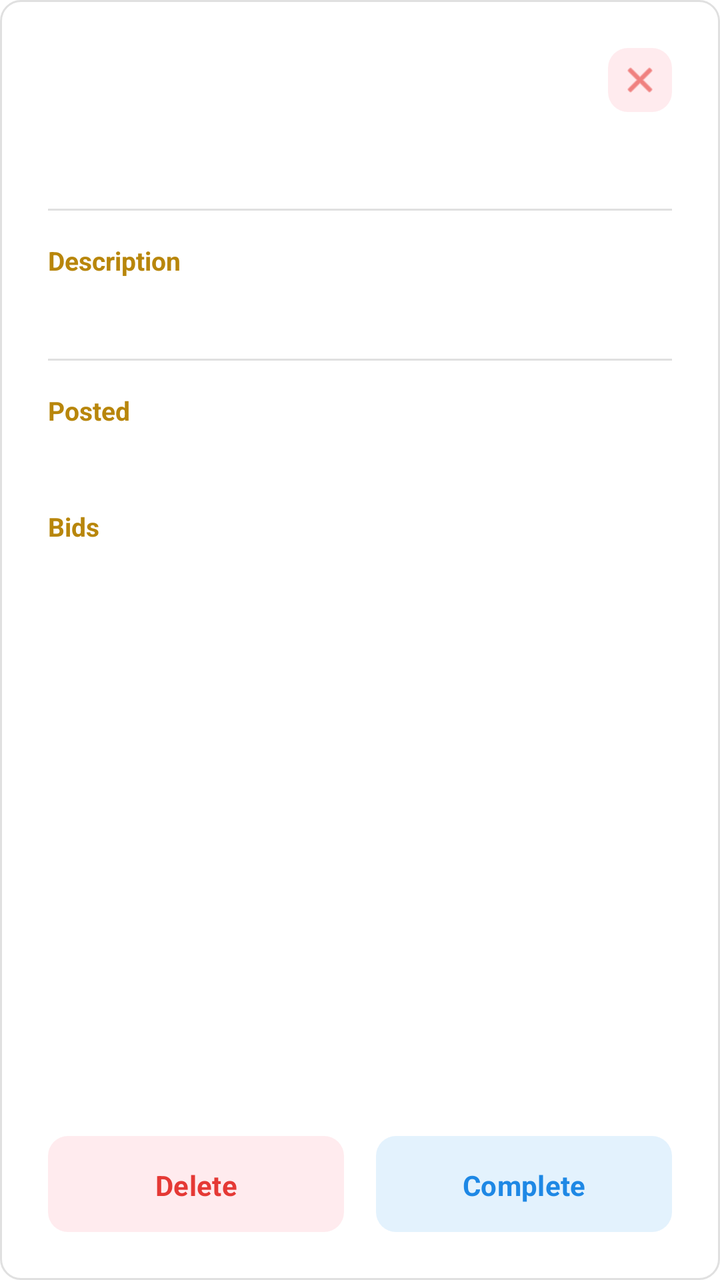
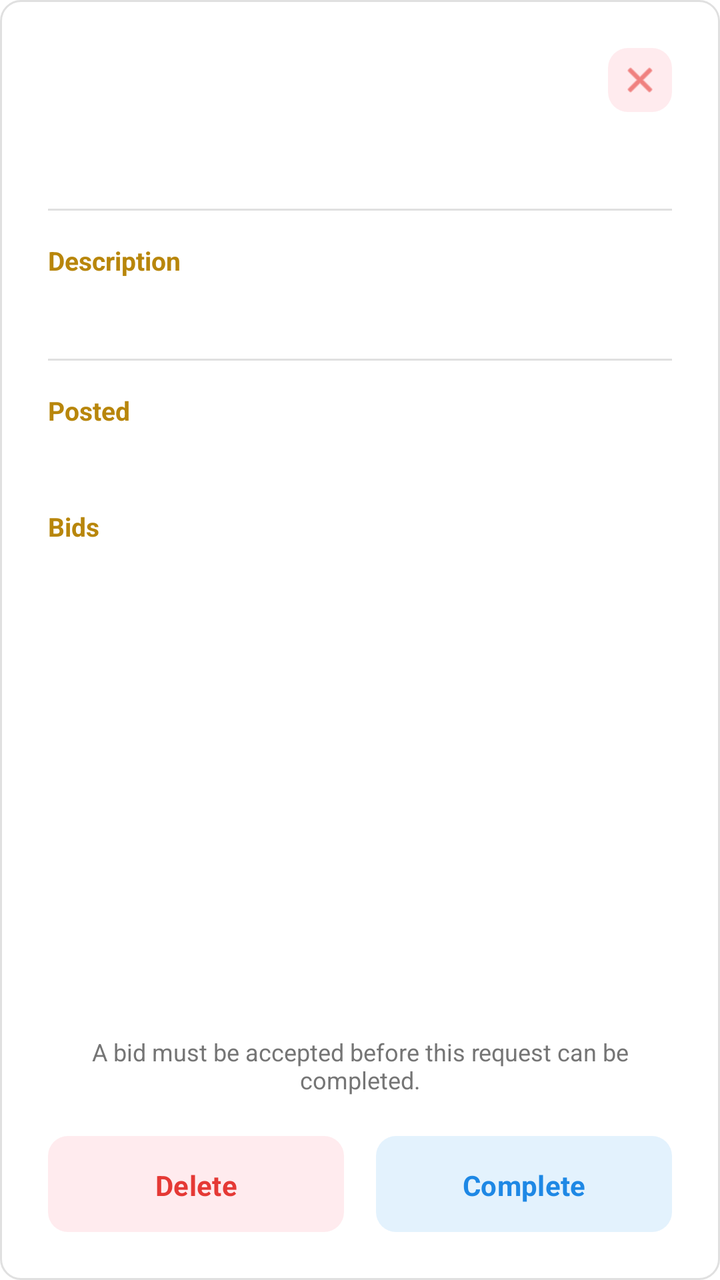

Screens rendered from an Android XML layout before and after an edit, with the pre-edit source and the edit as a unified diff.
<!-- AndroidManifest.xml: application theme Theme.G08 -->
<!-- res/layout/dialog_request_detail.xml -->
<?xml version="1.0" encoding="utf-8"?>
<LinearLayout xmlns:android="http://schemas.android.com/apk/res/android"
    xmlns:app="http://schemas.android.com/apk/res-auto"
    android:layout_width="match_parent"
    android:layout_height="match_parent"
    android:orientation="vertical"
    android:background="@drawable/edittext_bordered"
    android:padding="24dp">

    <ScrollView
        android:id="@+id/dialogScrollView"
        android:layout_width="match_parent"
        android:layout_height="0dp"
        android:layout_weight="1"
        android:fillViewport="false"
        android:overScrollMode="ifContentScrolls">

        <LinearLayout
            android:layout_width="match_parent"
            android:layout_height="wrap_content"
            android:orientation="vertical">

    
    <FrameLayout
        android:layout_width="match_parent"
        android:layout_height="wrap_content">

        <TextView
            android:id="@+id/dialogRequestTitle"
            android:layout_width="match_parent"
            android:layout_height="wrap_content"
            android:layout_marginEnd="40dp"
            android:layout_gravity="center_vertical"
            android:textColor="@color/main_netural_color"
            android:textSize="20sp"
            android:textStyle="bold" />

        <ImageButton
            android:id="@+id/dialogCloseIcon"
            android:layout_width="32dp"
            android:layout_height="32dp"
            android:layout_gravity="end|center_vertical"
            android:background="@drawable/bg_close_icon"
            android:contentDescription="@string/request_detail_close"
            android:scaleType="centerInside"
            android:padding="6dp"
            app:srcCompat="@android:drawable/ic_menu_close_clear_cancel"
            app:tint="@color/light_red_icon" />
    </FrameLayout>


    <LinearLayout
        android:layout_width="match_parent"
        android:layout_height="wrap_content"
        android:layout_marginTop="8dp"
        android:orientation="horizontal"
        android:gravity="center_vertical">

        <TextView
            android:id="@+id/dialogRequestStatus"
            android:layout_width="wrap_content"
            android:layout_height="wrap_content"
            android:paddingHorizontal="12dp"
            android:paddingVertical="4dp"
            android:textColor="@color/white"
            android:textSize="12sp"
            android:textStyle="bold" />

        <TextView
            android:id="@+id/dialogHighestBid"
            android:layout_width="wrap_content"
            android:layout_height="wrap_content"
            android:layout_marginStart="8dp"
            android:paddingHorizontal="12dp"
            android:paddingVertical="4dp"
            android:textColor="@color/white"
            android:textSize="12sp"
            android:textStyle="bold" />
    </LinearLayout>


    <View
        android:layout_width="match_parent"
        android:layout_height="1dp"
        android:layout_marginVertical="16dp"
        android:background="@color/input_border_light_grey" />


    <TextView
        android:layout_width="wrap_content"
        android:layout_height="wrap_content"
        android:text="@string/request_detail_label_description"
        android:textColor="@color/main_cust_color"
        android:textSize="13sp"
        android:textStyle="bold" />

    <TextView
        android:id="@+id/dialogRequestBody"
        android:layout_width="match_parent"
        android:layout_height="wrap_content"
        android:layout_marginTop="4dp"
        android:textColor="@color/main_netural_color"
        android:textSize="15sp"
        android:lineSpacingMultiplier="1.3" />

    <TextView
        android:id="@+id/dialogShowMoreButton"
        android:layout_width="wrap_content"
        android:layout_height="wrap_content"
        android:text="Show more"
        android:textSize="13sp"
        android:textStyle="bold"
        android:textColor="@color/main_cust_color"
        android:layout_marginTop="1dp"
        android:visibility="gone" />


    <View
        android:layout_width="match_parent"
        android:layout_height="1dp"
        android:layout_marginVertical="16dp"
        android:background="@color/input_border_light_grey" />


    <TextView
        android:layout_width="wrap_content"
        android:layout_height="wrap_content"
        android:text="@string/request_detail_label_posted"
        android:textColor="@color/main_cust_color"
        android:textSize="13sp"
        android:textStyle="bold" />


    <TextView
        android:id="@+id/dialogRequestTime"
        android:layout_width="match_parent"
        android:layout_height="wrap_content"
        android:layout_marginTop="4dp"
        android:textColor="@color/main_netural_color"
        android:textSize="15sp" />
    <TextView
        android:layout_width="wrap_content"
        android:layout_height="wrap_content"
        android:layout_marginTop="16dp"
        android:text="Bids"
        android:textColor="@color/main_cust_color"
        android:textSize="13sp"
        android:textStyle="bold" />

    <TextView
        android:id="@+id/dialogBidsProfileHint"
        android:layout_width="match_parent"
        android:layout_height="wrap_content"
        android:layout_marginTop="4dp"
        android:text="@string/request_detail_bids_profile_hint"
        android:textColor="@color/grey"
        android:textSize="12sp"
        android:visibility="gone" />

    <LinearLayout
        android:id="@+id/dialogBidsEmptyView"
        android:layout_width="match_parent"
        android:layout_height="wrap_content"
        android:orientation="vertical"
        android:gravity="center"
        android:paddingTop="16dp"
        android:paddingBottom="16dp"
        android:visibility="gone">

        <ImageView
            android:layout_width="120dp"
            android:layout_height="120dp"
            android:layout_marginBottom="12dp"
            android:contentDescription="@string/request_detail_no_bids"
            android:src="@drawable/empty" />

        <TextView
            android:layout_width="wrap_content"
            android:layout_height="wrap_content"
            android:text="@string/request_detail_no_bids"
            android:textColor="@color/main_netural_color"
            android:textSize="15sp"
            android:textStyle="bold" />
    </LinearLayout>

    <LinearLayout
        android:id="@+id/dialogBidsContainer"
        android:layout_width="match_parent"
        android:layout_height="wrap_content"
        android:orientation="vertical"
        android:layout_marginTop="8dp" />

        </LinearLayout>
    </ScrollView>

    <LinearLayout
        android:layout_width="match_parent"
        android:layout_height="wrap_content"
        android:layout_marginTop="16dp"
        android:orientation="horizontal">

        <Button
            android:id="@+id/dialogDeleteButton"
            android:layout_width="0dp"
            android:layout_height="48dp"
            android:layout_weight="1"
            android:layout_marginEnd="8dp"
            android:text="@string/request_detail_delete"
            android:textColor="@color/light_red_icon"
            android:textSize="14sp"
            android:textStyle="bold"
            android:insetTop="0dp"
            android:insetBottom="0dp"
            app:backgroundTint="@color/light_red"
            app:cornerRadius="10dp" />

        <Button
            android:id="@+id/dialogCompleteButton"
            android:layout_width="0dp"
            android:layout_height="48dp"
            android:layout_weight="1"
            android:layout_marginStart="8dp"
            android:text="@string/request_detail_complete"
            android:textColor="@color/light_blue_text"
            android:textSize="14sp"
            android:textStyle="bold"
            android:insetTop="0dp"
            android:insetBottom="0dp"
            app:backgroundTint="@color/light_blue"
            app:cornerRadius="10dp" />
    </LinearLayout>

</LinearLayout>
<!-- resources referenced by this layout -->
<resources>
  <color name="grey">#757575</color>
  <color name="input_border_light_grey">#E0E0E0</color>
  <color name="light_blue">#E3F2FD</color>
  <color name="light_blue_text">#1E88E5</color>
  <color name="light_red">#FFEBEE</color>
  <color name="light_red_icon">#E53935</color>
  <color name="main_cust_color">#B8860B</color>
  <color name="main_netural_color">#424242</color>
  <color name="white">#FFFFFFFF</color>
  <!-- drawable bg_close_icon (drawable) -->
  <?xml version="1.0" encoding="utf-8"?>
  <shape xmlns:android="http://schemas.android.com/apk/res/android"
      android:shape="rectangle">
      <solid android:color="@color/light_red" />
      <corners android:radius="10dp" />
  </shape>
  <!-- drawable edittext_bordered (drawable) -->
  <?xml version="1.0" encoding="utf-8"?>
  <shape xmlns:android="http://schemas.android.com/apk/res/android"
      android:shape="rectangle">
      <solid android:color="@color/white" />
      <stroke
          android:width="1dp"
          android:color="@color/input_border_light_grey" />
      <corners android:radius="10dp" />
  </shape>
  <!-- drawable empty: png bitmap (drawable, 62407 bytes) -->
  <string name="request_detail_bids_profile_hint">Tap a bidder\'s name to view their profile.</string>
  <string name="request_detail_close">Close</string>
  <string name="request_detail_complete">Complete</string>
  <string name="request_detail_delete">Delete</string>
  <string name="request_detail_label_description">Description</string>
  <string name="request_detail_label_posted">Posted</string>
  <string name="request_detail_no_bids">No bids yet</string>
  <style name="Theme.G08" parent="Base.Theme.G08" />
  <style name="Base.Theme.G08" parent="Theme.Material3.DayNight.NoActionBar">
          
          
          <item name="android:windowBackground">@color/cardview_light_background</item>
          <item name="android:fontFamily">sans-serif</item>
          <item name="materialButtonStyle">@style/Widget.G08.Button</item>
          <item name="editTextStyle">@style/Widget.G08.EditText</item>
      </style>
  <style name="Widget.G08.Button" parent="Widget.Material3.Button">
          <item name="cornerRadius">@dimen/button_corner_radius</item>
          <item name="android:paddingTop">@dimen/button_vertical_padding</item>
          <item name="android:paddingBottom">@dimen/button_vertical_padding</item>
          <item name="android:textStyle">bold</item>
          <item name="android:layout_marginTop">@dimen/button_vertical_margin</item>
          <item name="android:layout_marginBottom">@dimen/button_vertical_margin</item>
      </style>
  <style name="Widget.G08.EditText" parent="Widget.AppCompat.EditText">
          <item name="android:background">@drawable/edittext_bordered</item>
          <item name="android:padding">12dp</item>
      </style>
  <dimen name="button_corner_radius">10dp</dimen>
  <dimen name="button_vertical_padding">15dp</dimen>
  <dimen name="button_vertical_margin">10dp</dimen>
</resources>

<!-- the commit's change to res/layout/dialog_request_detail.xml (unified diff, before → after) -->
@@ -192,6 +192,18 @@
 
         </LinearLayout>
     </ScrollView>
+
+    <TextView
+        android:id="@+id/dialogCompletionHint"
+        android:layout_width="match_parent"
+        android:layout_height="wrap_content"
+        android:layout_marginTop="16dp"
+        android:layout_marginBottom="4dp"
+        android:text="@string/request_detail_completion_hint"
+        android:textColor="@color/grey"
+        android:textSize="12sp"
+        android:gravity="center"
+        android:visibility="visible" />
 
     <LinearLayout
         android:layout_width="match_parent"
<!-- resource entries referenced after the edit -->
@@ -30,6 +30,7 @@
   <string name="request_detail_bids_profile_hint">Tap a bidder\'s name to view their profile.</string>
   <string name="request_detail_close">Close</string>
   <string name="request_detail_complete">Complete</string>
+  <string name="request_detail_completion_hint">A bid must be accepted before this request can be completed.</string>
   <string name="request_detail_delete">Delete</string>
   <string name="request_detail_label_description">Description</string>
   <string name="request_detail_label_posted">Posted</string>
